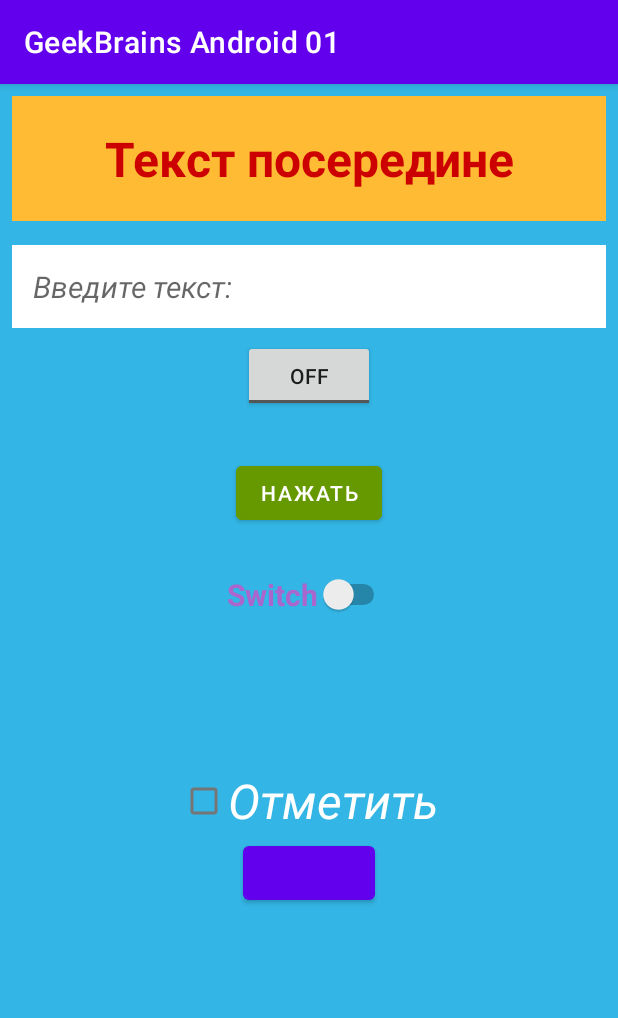
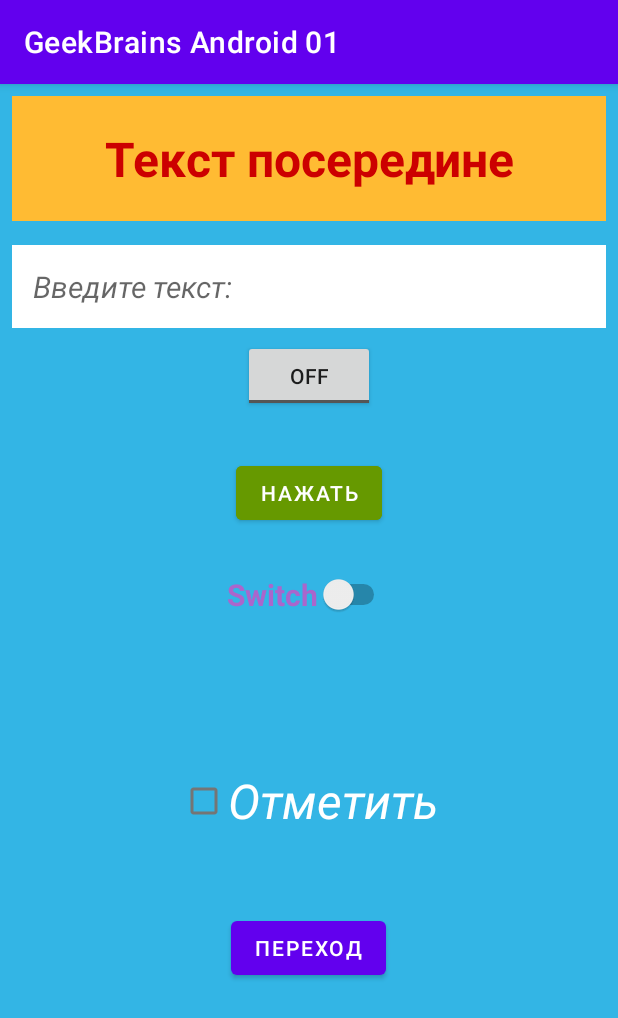
Before and after one commit to Weret90/GeekBrains_Android_01, an Android app: the screen it shows after launch (MainActivity), on a phone screen of 412 x 824 dp. Shown: the top 1018 px of the screen. Run offline under Robolectric (Android 15) with nearby library versions, the phone set to English and light mode, and no system bars.

Commit message:
доработка

```diff
--- a/app/src/main/res/layout/activity_main.xml
+++ b/app/src/main/res/layout/activity_main.xml
@@ -71,9 +71,11 @@
         android:text="Отметить" />
 
     <Button
+        android:layout_marginTop="50dp"
         android:id="@+id/switchLayout"
         android:layout_width="wrap_content"
         android:layout_height="wrap_content"
-        android:onClick="switchLayout" />
+        android:onClick="switchLayout"
+        android:text="переход"/>
 
 </LinearLayout>
```
